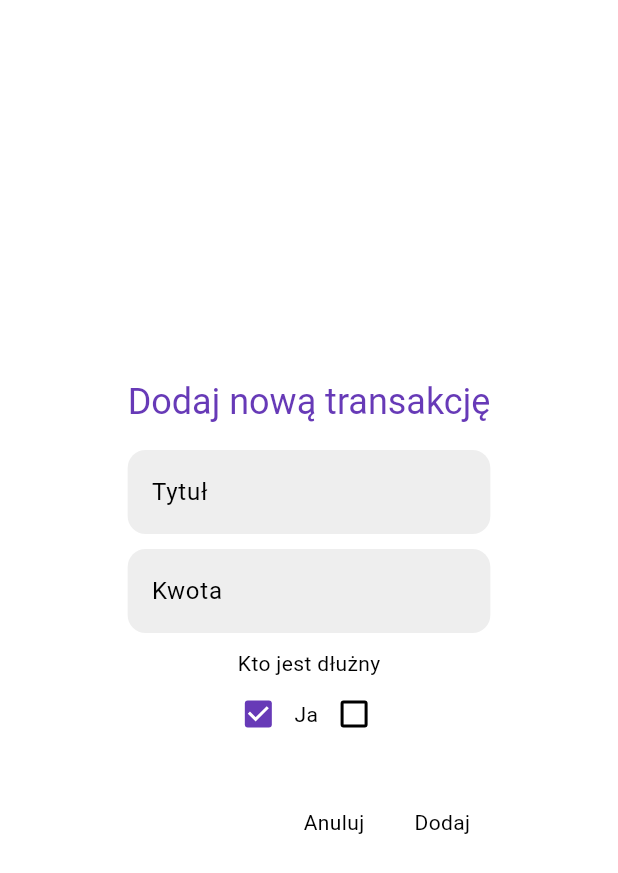
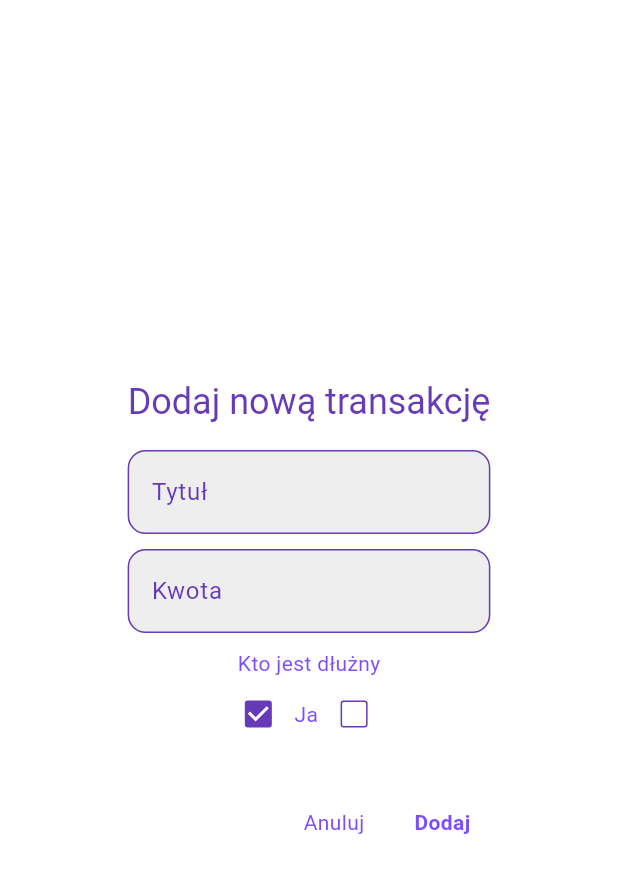
Before and after one commit to CaptainBomPa/motio, a Flutter app: the AddTransactionDialog widget shown alone on an empty page, opened directly with empty values, on a phone screen of 412 x 824 dp. Shown: the top 873 px of the screen. Run offline on Flutter 3.47's test engine with Material 3 defaults, Android fonts, the light colour scheme and no system bars; our stand-ins replace dio, firebase_core, firebase_messaging, flutter_local_notifications, flutter_riverpod, image_picker and 3 more; missing offline and left inert: stomp_dart_client; accounts and stored records are empty; generated files the repository leaves out were written again; network calls fail.

Commit message:
Reverted removal of deprecated component (as for know is impossible to combine dialog with double navigator pop) Improved some styles. Apk 1.0.5

```diff
--- a/motio_client/lib/screens/todo_list_screen.dart
+++ b/motio_client/lib/screens/todo_list_screen.dart
@@ -68,7 +68,7 @@ class _TodoListScreenState extends ConsumerState<TodoListScreen> with SingleTick
     final todoListAsyncValue = ref.watch(todoListProvider);
     return Scaffold(
       appBar: AppBar(
-        title: const Text('Lista TODO'),
+        title: const Text('TODO'),
         actions: [
           IconButton(
             icon: const Icon(Icons.add),
--- a/motio_client/lib/themes/dark_theme.dart
+++ b/motio_client/lib/themes/dark_theme.dart
@@ -44,7 +44,7 @@ ThemeData darkTheme = ThemeData(
   inputDecorationTheme: InputDecorationTheme(
     filled: true,
     fillColor: Colors.grey[800], // Ciemnoszare tło
-    labelStyle: const TextStyle(color: Colors.white), // Biały tekst
+    labelStyle: TextStyle(color: Colors.deepPurple[300]!), // Biały tekst
     hintStyle: const TextStyle(color: Colors.white70), // Hint text in light gray
     border: OutlineInputBorder(
       borderRadius: BorderRadius.circular(12),
@@ -54,5 +54,9 @@ ThemeData darkTheme = ThemeData(
       borderRadius: BorderRadius.circular(12),
       borderSide: BorderSide(color: Colors.deepPurple[300]!),
     ),
+    enabledBorder: OutlineInputBorder(
+      borderRadius: BorderRadius.circular(12),
+      borderSide: BorderSide(color: Colors.deepPurple[300]!),
+    ),
   ),
 );
--- a/motio_client/lib/themes/light_theme.dart
+++ b/motio_client/lib/themes/light_theme.dart
@@ -42,9 +42,9 @@ ThemeData lightTheme = ThemeData(
   ),
   inputDecorationTheme: InputDecorationTheme(
     filled: true,
-    fillColor: Colors.grey[200], // Jasno szare tło
-    labelStyle: const TextStyle(color: Colors.black), // Czarny tekst
-    hintStyle: const TextStyle(color: Colors.black54), // Hint text in gray
+    fillColor: Colors.grey[200],
+    labelStyle: const TextStyle(color: Colors.deepPurple),
+    hintStyle: const TextStyle(color: Colors.black54),
     border: OutlineInputBorder(
       borderRadius: BorderRadius.circular(12),
       borderSide: BorderSide.none,
@@ -53,5 +53,9 @@ ThemeData lightTheme = ThemeData(
       borderRadius: BorderRadius.circular(12),
       borderSide: const BorderSide(color: Colors.deepPurple),
     ),
+    enabledBorder: OutlineInputBorder(
+      borderRadius: BorderRadius.circular(12),
+      borderSide: const BorderSide(color: Colors.deepPurple),
+    ),
   ),
 );
--- a/motio_client/lib/widgets/dialog/add_transaction_dialog.dart
+++ b/motio_client/lib/widgets/dialog/add_transaction_dialog.dart
@@ -33,6 +33,7 @@ class _AddTransactionDialogState extends State<AddTransactionDialog> {
   Widget build(BuildContext context) {
     final theme = Theme.of(context);
     final otherUser = widget.currentUser.id == widget.debt.user1.id ? widget.debt.user2 : widget.debt.user1;
+    final isDarkMode = theme.brightness == Brightness.dark;
 
     return AlertDialog(
       title: Text('Dodaj nową transakcję'),
@@ -56,7 +57,7 @@ class _AddTransactionDialogState extends State<AddTransactionDialog> {
             },
           ),
           const SizedBox(height: 10),
-          Text('Kto jest dłużny', style: theme.textTheme.bodyMedium),
+          Text('Kto jest dłużny', style: theme.textTheme.bodyMedium!.copyWith(color: theme.colorScheme.secondary)),
           Row(
             mainAxisAlignment: MainAxisAlignment.center,
             children: [
@@ -69,8 +70,11 @@ class _AddTransactionDialogState extends State<AddTransactionDialog> {
                     });
                   }
                 },
+                activeColor: theme.colorScheme.primary,
+                checkColor: theme.colorScheme.onPrimary,
+                side: BorderSide(color: theme.colorScheme.primary),
               ),
-              Text('Ja', style: theme.textTheme.bodyMedium),
+              Text('Ja', style: theme.textTheme.bodyMedium!.copyWith(color: theme.colorScheme.secondary)),
               Checkbox(
                 value: !isCurrentUserOwes,
                 onChanged: (value) {
@@ -80,8 +84,12 @@ class _AddTransactionDialogState extends State<AddTransactionDialog> {
                     });
                   }
                 },
+                activeColor: theme.colorScheme.primary,
+                checkColor: theme.colorScheme.onPrimary,
+                side: BorderSide(color: theme.colorScheme.primary),
               ),
-              Text('${otherUser.firstName} ${otherUser.lastName}', style: theme.textTheme.bodyMedium),
+              Text('${otherUser.firstName} ${otherUser.lastName}',
+                  style: theme.textTheme.bodyMedium!.copyWith(color: theme.colorScheme.secondary)),
             ],
           ),
         ],
@@ -89,11 +97,17 @@ class _AddTransactionDialogState extends State<AddTransactionDialog> {
       actions: [
         TextButton(
           onPressed: () => Navigator.of(context).pop(),
-          child: Text('Anuluj', style: theme.textTheme.bodyMedium),
+          child: Text('Anuluj', style: theme.textTheme.bodyMedium!.copyWith(color: theme.colorScheme.secondary)),
         ),
         TextButton(
           onPressed: _addTransaction,
-          child: _isAddingTransaction ? CircularProgressIndicator() : Text('Dodaj', style: theme.textTheme.bodyMedium),
+          child: _isAddingTransaction
+              ? CircularProgressIndicator()
+              : Text('Dodaj',
+                  style: theme.textTheme.bodyMedium!.copyWith(
+                    color: theme.colorScheme.secondary,
+                    fontWeight: FontWeight.bold,
+                  )),
         ),
       ],
     );
--- a/motio_client/pubspec.yaml
+++ b/motio_client/pubspec.yaml
@@ -16,7 +16,7 @@ publish_to: 'none' # Remove this line if you wish to publish to pub.dev
 # https://developer.apple.com/library/archive/documentation/General/Reference/InfoPlistKeyReference/Articles/CoreFoundationKeys.html
 # In Windows, build-name is used as the major, minor, and patch parts
 # of the product and file versions while build-number is used as the build suffix.
-version: 1.0.4+1
+version: 1.0.5+1
 
 environment:
   sdk: '>=3.4.0 <4.0.0'
```
Also changed, not shown: motio_client/lib/screens/todo_list_detail_screen.dart (+6 -5 lines), motio_client/lib/widgets/dialog/event_dialog.dart (+14 -4 lines), motio_client/lib/widgets/dialog/new_todo_list_dialog.dart (+13 -2 lines).
